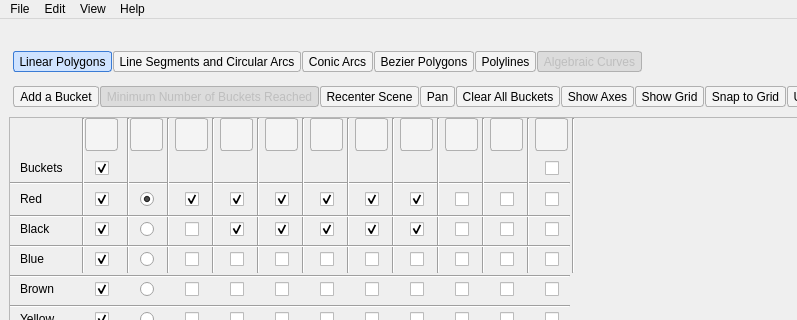
Qt form Boolean_set_operations_2/demo/Boolean_set_operations_2/UiFiles/Boolean_set_operations_2.ui (efifogel/cgal) before a commit; both pictures show x 0 to 797 and y 0 to 320 of the 1124 by 664 pixel window.
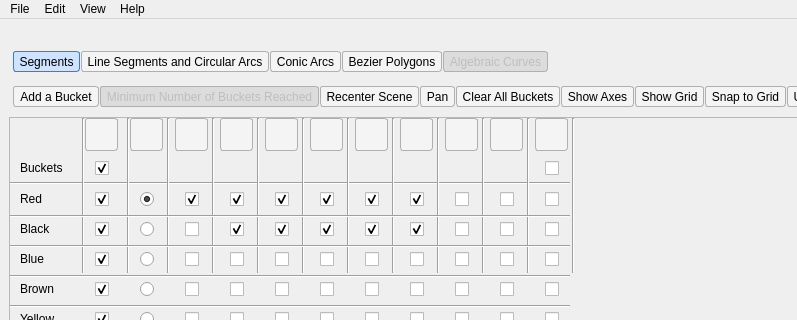
The same form after that commit. Icons and pictures are not drawn.

Commit message: Added conic files, polycurve mode, and polyline vertices to the BSO demo

Diff of the .ui file:
```diff
--- a/Boolean_set_operations_2/demo/Boolean_set_operations_2/UiFiles/Boolean_set_operations_2.ui
+++ b/Boolean_set_operations_2/demo/Boolean_set_operations_2/UiFiles/Boolean_set_operations_2.ui
@@ -223,7 +223,6 @@
            <addaction name="action_insert_circular"/>
            <addaction name="action_insert_conic"/>
            <addaction name="action_insert_bezier"/>
-           <addaction name="action_insert_polyline"/>
            <addaction name="action_insert_algebraic"/>
           </widget>
          </item>
@@ -2690,7 +2689,7 @@
      <normaloff>:/cgal/icons/resources/insert_polygon.xpm</normaloff>:/cgal/icons/resources/insert_polygon.xpm</iconset>
    </property>
    <property name="text">
-    <string>Linear Polygons</string>
+    <string>Segments</string>
    </property>
    <property name="toolTip" >
     <string>Linear Polygons</string>
@@ -3059,7 +3058,7 @@
     </iconset>
    </property>
    <property name="text" >
-    <string>Polylines</string>
+    <string>Polyline/Polycurve</string>
    </property>
    <property name="toolTip" >
     <string>Polylines</string>
```
Left out of the diff: 16 changed lines with no effect on the pictures. The commit also changes 26 other files.
